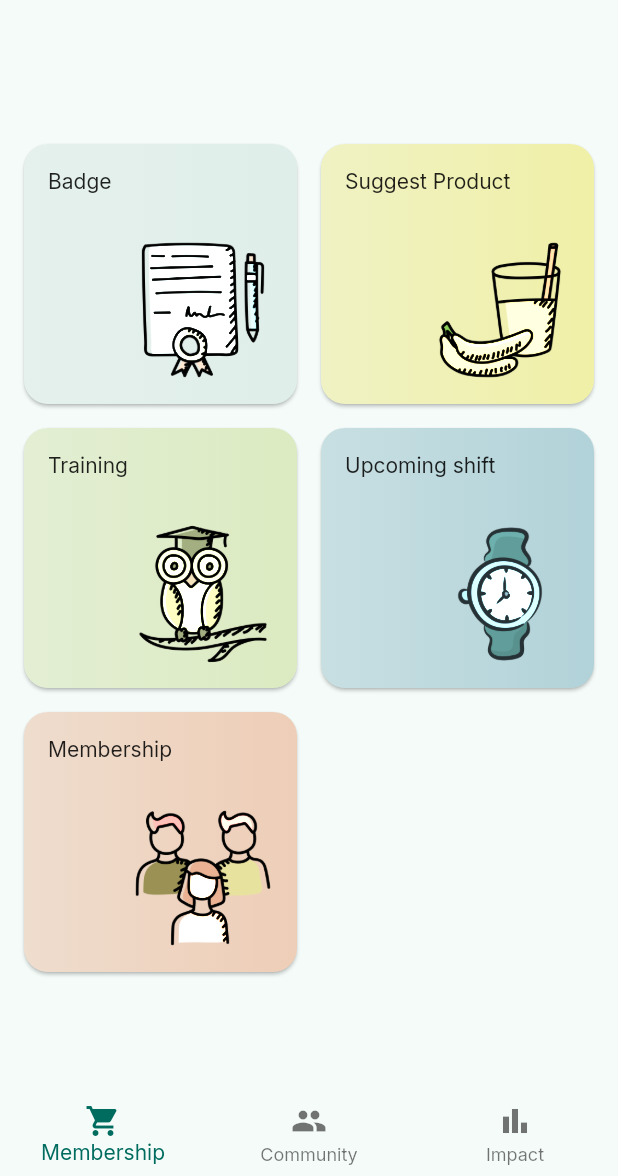
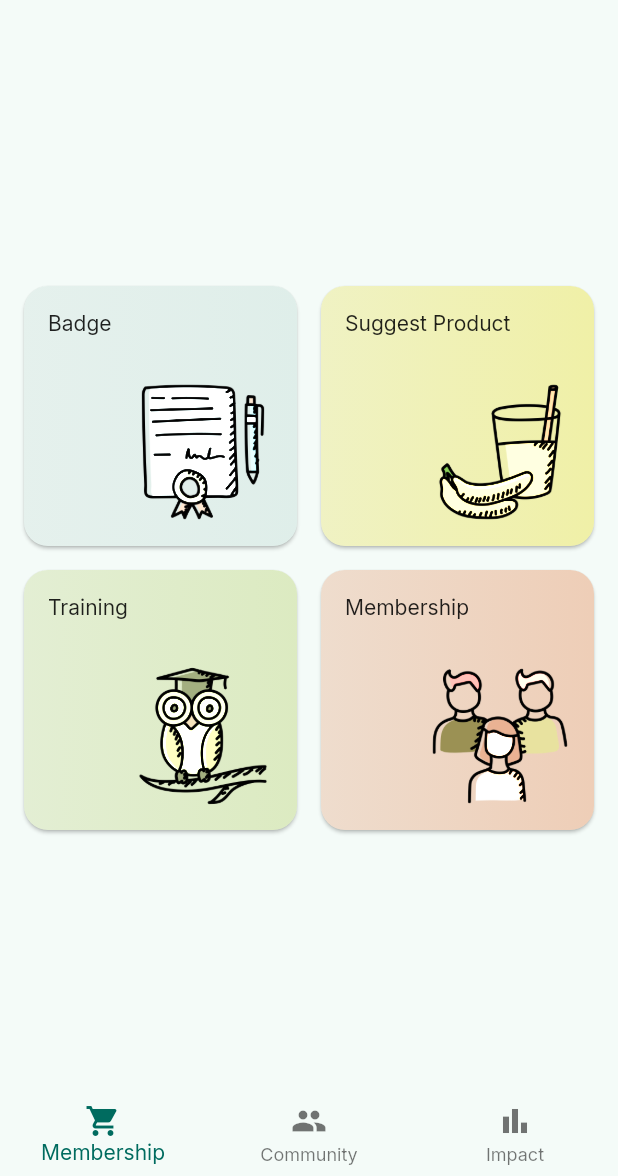
Before and after one commit to WirMarkt/wirmarkt-app, a Flutter app: the HomePage screen opened directly, on a phone screen of 412 x 824 dp, the part 60-1236 px from its top. Run offline on Flutter 3.47's test engine with Material 2 defaults, Android fonts, the light colour scheme and no system bars; our stand-ins replace bloc, camera, equatable, flutter_bloc, flutter_html, flutter_secure_storage and 5 more; accounts and stored records are empty.

Commit message:
temporarily remove link to upcoming shift

```diff
--- a/lib/membership/view/membership_actions_view.dart
+++ b/lib/membership/view/membership_actions_view.dart
@@ -42,14 +42,15 @@ class MembershipActionsView extends StatelessWidget {
         },
         image: const AssetImage("images/menu/002-wisdom.png"),
       ),
-      MenuButton(
-        title: S.of(context).upcomingShift,
-        color: AppColors.darkBlue,
-        onTap: () {
-          Navigator.of(context).push(UpcomingShiftPage.route());
-        },
-        image: const AssetImage("images/menu/004-wristwatch.png"),
-      ),
+      //TODO re-enable once WirMarkt uses Tapir shift scheduling again
+      // MenuButton(
+      //   title: S.of(context).upcomingShift,
+      //   color: AppColors.darkBlue,
+      //   onTap: () {
+      //     Navigator.of(context).push(UpcomingShiftPage.route());
+      //   },
+      //   image: const AssetImage("images/menu/004-wristwatch.png"),
+      // ),
       MenuButton(
         title: S.of(context).membership,
         color: AppColors.orange,
```
